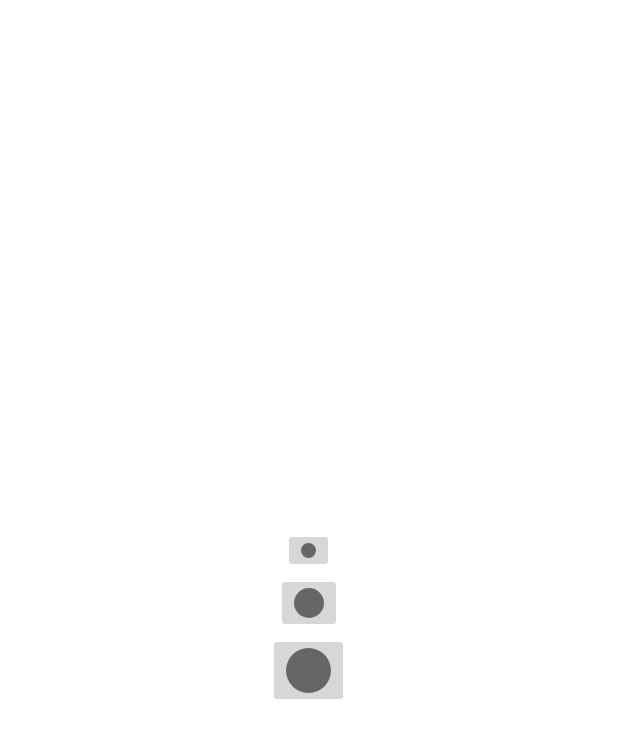
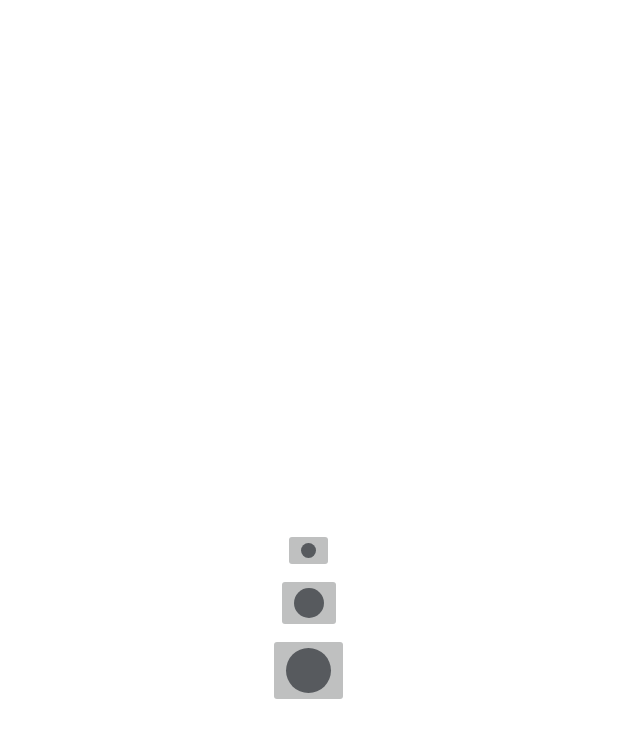
Before and after one commit to kyle-gonzales/painter, an Android app: the layout dialog_brush_size.xml on its own in the app's theme, with its tools: preview values and no code run, on a phone screen of 412 x 824 dp. Shown: the top 738 px of the screen. Run offline under Robolectric (Android 15) with nearby library versions, the phone set to English and light mode, and no system bars.

Commit message:
added light and dark themes

```diff
--- a/app/src/main/res/drawable/large_brush.xml
+++ b/app/src/main/res/drawable/large_brush.xml
@@ -6,5 +6,5 @@
     <size android:height="30dp"
         android:width="30dp"/>
 
-    <solid android:color="#ff666666"/>
+    <solid android:color="?attr/colorOnSecondary"/>
 </shape>
--- a/app/src/main/res/drawable/medium_brush.xml
+++ b/app/src/main/res/drawable/medium_brush.xml
@@ -5,6 +5,6 @@
 
     <size android:width="20dp"
         android:height="20dp"/>
-    <solid android:color="#ff666666"/>
+    <solid android:color="?attr/colorOnSecondary"/>
 
 </shape>
--- a/app/src/main/res/drawable/small_brush.xml
+++ b/app/src/main/res/drawable/small_brush.xml
@@ -5,6 +5,5 @@
 
     <size android:height="10dp"
         android:width="10dp"/>
-    <solid android:color="#ff666666"/>
-
+    <solid android:color="?attr/colorOnSecondary"/>
 </shape>
--- a/app/src/main/res/layout/dialog_brush_size.xml
+++ b/app/src/main/res/layout/dialog_brush_size.xml
@@ -10,20 +10,23 @@
         android:layout_width="wrap_content"
         android:layout_height="wrap_content"
         android:src="@drawable/small_brush"
-        android:contentDescription="Small Brush" />
+        android:contentDescription="Small Brush"
+        android:backgroundTint="?attr/colorSecondary"/>
 
     <ImageButton
         android:id="@+id/ibMediumBrush"
         android:layout_width="wrap_content"
         android:layout_height="wrap_content"
         android:src="@drawable/medium_brush"
-        android:contentDescription="Medium Brush"/>
+        android:contentDescription="Medium Brush"
+        android:backgroundTint="?attr/colorSecondary"/>
 
     <ImageButton
         android:id="@+id/ibLargeBrush"
         android:layout_width="wrap_content"
         android:layout_height="wrap_content"
         android:src="@drawable/large_brush"
-        android:contentDescription="Large Brush"/>
+        android:contentDescription="Large Brush"
+        android:backgroundTint="?attr/colorSecondary"/>
 
 </LinearLayout>
--- a/app/src/main/res/values-night/themes.xml
+++ b/app/src/main/res/values-night/themes.xml
@@ -2,15 +2,20 @@
     <!-- Base application theme. -->
     <style name="Theme.Painter" parent="Theme.MaterialComponents.DayNight.DarkActionBar">
         <!-- Primary brand color. -->
-        <item name="colorPrimary">@color/purple_200</item>
-        <item name="colorPrimaryVariant">@color/purple_700</item>
-        <item name="colorOnPrimary">@color/black</item>
+        <item name="colorPrimary">@color/bone</item>
+        <item name="colorPrimaryVariant">@color/light_grey</item>
+        <item name="colorOnPrimary">@color/onyx</item>
         <!-- Secondary brand color. -->
-        <item name="colorSecondary">@color/teal_200</item>
-        <item name="colorSecondaryVariant">@color/teal_200</item>
-        <item name="colorOnSecondary">@color/black</item>
+        <item name="colorSecondary">@color/tan</item>
+        <item name="colorSecondaryVariant">@color/bone</item>
+        <item name="colorOnSecondary">@color/bronze</item>
         <!-- Status bar color. -->
         <item name="android:statusBarColor">?attr/colorPrimaryVariant</item>
         <!-- Customize your theme here. -->
+        <item name="android:colorBackgroundFloating">?attr/colorOnPrimary</item>
+        <item name="actionBarStyle">@style/DarkActionBar</item>
+    </style>
+    <style name="DarkActionBar" parent="Widget.MaterialComponents.ActionBar.Primary">
+        <item name="background">@color/onyx</item>
     </style>
 </resources>
--- a/app/src/main/res/values/colors.xml
+++ b/app/src/main/res/values/colors.xml
@@ -18,4 +18,19 @@
     <color name="pink">#ff00ff</color>
     <color name="random">#123456</color>
 
+<!--custom light theme-->
+    <color name="tan">#D4B483</color>
+    <color name="light_grey">#BFC0C0</color>
+    <color name="bronze">#6E633D</color>
+    <color name="phthalo_green">#14281D</color>
+    <color name="hunter_green">#355834</color>
+    <color name="bone">#E4DFDA</color>
+    <color name="dark_grey">#575A5E</color>
+
+<!--custom dark theme-->
+    <color name="onyx">#36393B</color>
+    <color name="pewter_blue">#93A8AC</color>
+    <color name="almost_black">#313235</color>
+
+
 </resources>
--- a/app/src/main/res/values/themes.xml
+++ b/app/src/main/res/values/themes.xml
@@ -2,15 +2,16 @@
     <!-- Base application theme. -->
     <style name="Theme.Painter" parent="Theme.MaterialComponents.DayNight.DarkActionBar">
         <!-- Primary brand color. -->
-        <item name="colorPrimary">@color/purple_500</item>
-        <item name="colorPrimaryVariant">@color/purple_700</item>
-        <item name="colorOnPrimary">@color/white</item>
+        <item name="colorPrimary">@color/tan</item>
+        <item name="colorPrimaryVariant">@color/bone</item>
+        <item name="colorOnPrimary">@color/bronze</item>
         <!-- Secondary brand color. -->
-        <item name="colorSecondary">@color/teal_200</item>
-        <item name="colorSecondaryVariant">@color/teal_700</item>
-        <item name="colorOnSecondary">@color/black</item>
+        <item name="colorSecondary">@color/light_grey</item>
+        <item name="colorSecondaryVariant">@color/onyx</item>
+        <item name="colorOnSecondary">@color/dark_grey</item>
         <!-- Status bar color. -->
-        <item name="android:statusBarColor">?attr/colorPrimaryVariant</item>
+        <item name="android:statusBarColor">?attr/colorOnPrimary</item>
         <!-- Customize your theme here. -->
+        <item name="android:colorBackgroundFloating">@color/bone</item>
     </style>
 </resources>
```
Also changed, not shown: app/src/main/res/drawable/pallet_default.xml (+1 -8 lines), app/src/main/res/drawable/pallet_pressed.xml (+1 -9 lines), app/src/main/res/layout/activity_main.xml (+10 -6 lines).
